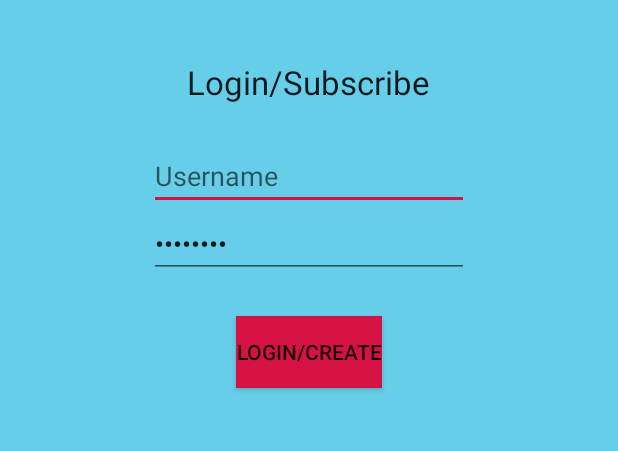
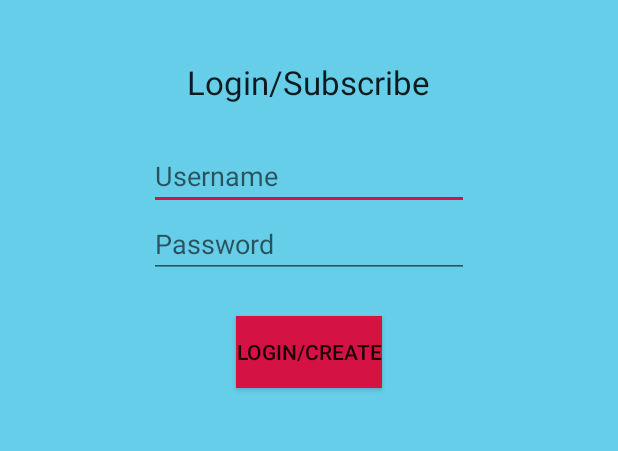
Before and after one commit to Ralven/FiestaFinder, an Android app: the screen it shows after launch (LoginScreen), on a phone screen of 412 x 824 dp, the part 209-660 px from its top. Run offline under Robolectric (Android 15) with nearby library versions, the phone set to English and light mode, and no system bars; our stand-ins replace Volley.

Commit message:
Login screen hints Strings.xml file

```diff
--- a/app/src/main/res/layout/activity_login.xml
+++ b/app/src/main/res/layout/activity_login.xml
@@ -48,7 +48,7 @@
         android:id="@+id/password_input"
         android:layout_below="@+id/username_input"
         android:layout_centerHorizontal="true"
-        android:text="@string/password" />
+        android:hint="@string/password" />
 
     <Button
         android:layout_width="wrap_content"
--- a/app/src/main/res/values/strings.xml
+++ b/app/src/main/res/values/strings.xml
@@ -7,5 +7,8 @@
     <string name="places_name">PLACES NAME</string>
     <string name="post_button">Post</string>
     <string name="fiesta_finder">Fiesta Finder</string>
-    <string name="password">password</string>
+    <string name="password">Password</string>
+    <string name="post_title_hint">Post Title</string>
+    <string name="post_text_hint">Post Text</string>
+    <string name="cancel_button">Cancel</string>
 </resources>
```
Also changed, not shown: app/src/main/res/layout/activity_post_screen.xml (+5 -5 lines).
